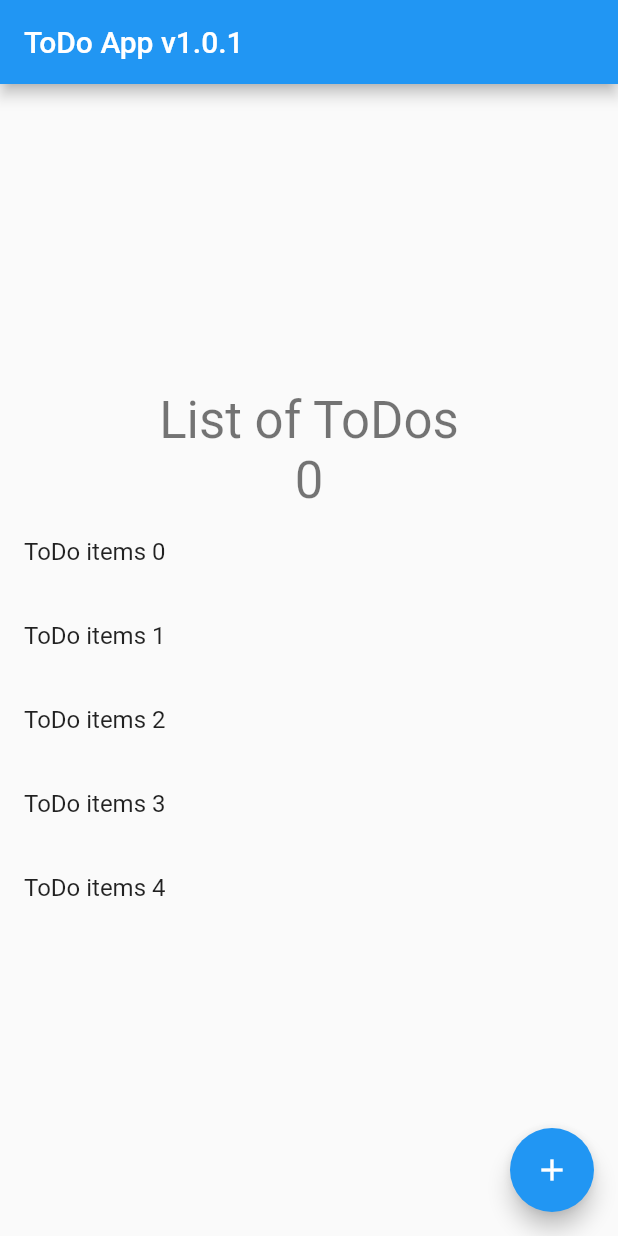
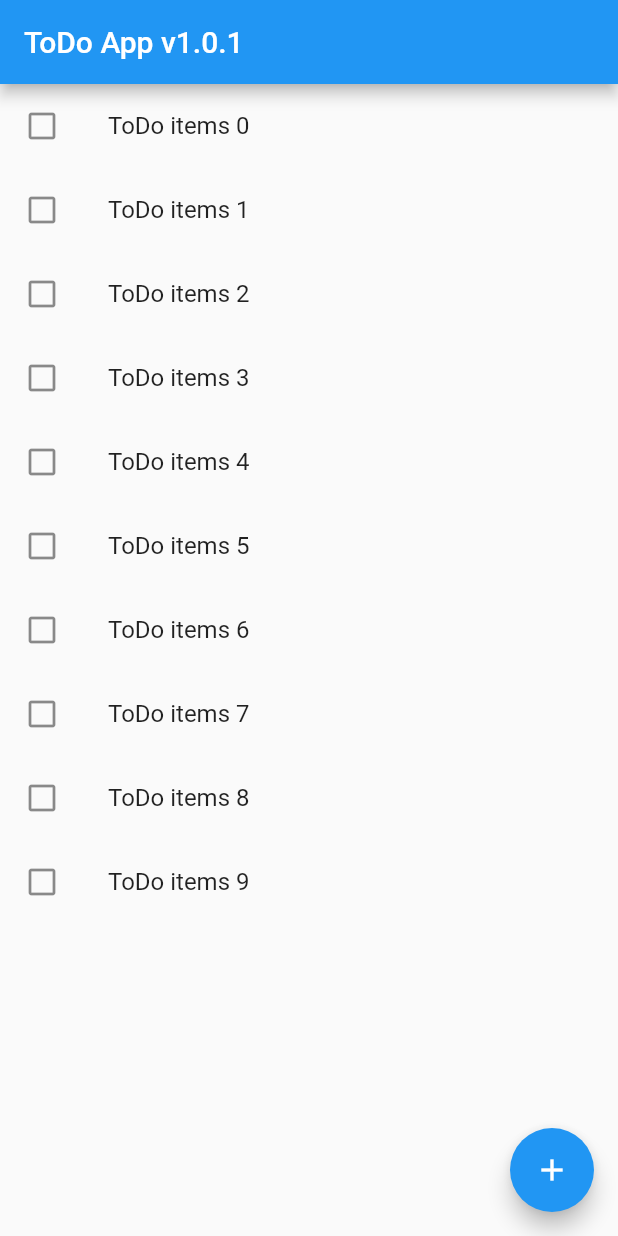
Before and after one commit to maxgdev/todo_app, a Flutter app: the screen it shows after launch, on a phone screen of 412 x 824 dp. Run offline on Flutter 3.47's test engine with Material 2 defaults, Android fonts, the phone set to English and light mode, and no system bars.

Commit message:
List of todo items only and button disabled

```diff
--- a/lib/main.dart
+++ b/lib/main.dart
@@ -39,7 +39,9 @@ class _MyHomePageState extends State<MyHomePage> {
 
   @override
   Widget build(BuildContext context) {
-    final todos = List<String>.generate(5, (i) => "ToDo items $i");
+
+    // Generate some dummy list for ListView
+    final todos = List<String>.generate(10, (i) => "ToDo items $i");
     print(todos);
 
     final todoListView = ListView.builder(
@@ -48,6 +50,7 @@ class _MyHomePageState extends State<MyHomePage> {
       itemCount: todos.length,
       itemBuilder: (context, index) {
         return ListTile(
+          leading: Icon(Icons.check_box_outline_blank),
           title: Text('${todos[index]}'),
         );
       },
@@ -59,41 +62,12 @@ class _MyHomePageState extends State<MyHomePage> {
         // the App.build method, and use it to set our appbar title.
         title: Text(widget.title),
       ),
-      body: Center(
-        // Center is a layout widget. It takes a single child and positions it
-        // in the middle of the parent.
-        child: Column(
-          // Column is also a layout widget. It takes a list of children and
-          // arranges them vertically. By default, it sizes itself to fit its
-          // children horizontally, and tries to be as tall as its parent.
-          //
-          // Invoke "debug painting" (press "p" in the console, choose the
-          // "Toggle Debug Paint" action from the Flutter Inspector in Android
-          // Studio, or the "Toggle Debug Paint" command in Visual Studio Code)
-          // to see the wireframe for each widget.
-          //
-          // Column has various properties to control how it sizes itself and
-          // how it positions its children. Here we use mainAxisAlignment to
-          // center the children vertically; the main axis here is the vertical
-          // axis because Columns are vertical (the cross axis would be
-          // horizontal).
-          mainAxisAlignment: MainAxisAlignment.center,
-          children: <Widget>[
-            Text(
-              'List of ToDos',
-              style: Theme.of(context).textTheme.headline4,
-            ),
-            Text(
-              '$_counter',
-              style: Theme.of(context).textTheme.headline4,
-            ),
-            todoListView,
-          ],
-        ),
+      body: Container(
+            child: todoListView,
       ),
       floatingActionButton: FloatingActionButton(
-        onPressed: _incrementCounter,
-        tooltip: 'Increment',
+        // onPressed: ,
+        tooltip: 'Add ToDo',
         child: Icon(Icons.add),
       ), // This trailing comma makes auto-formatting nicer for build methods.
     );
```
Also changed, not shown: 1 other file.
